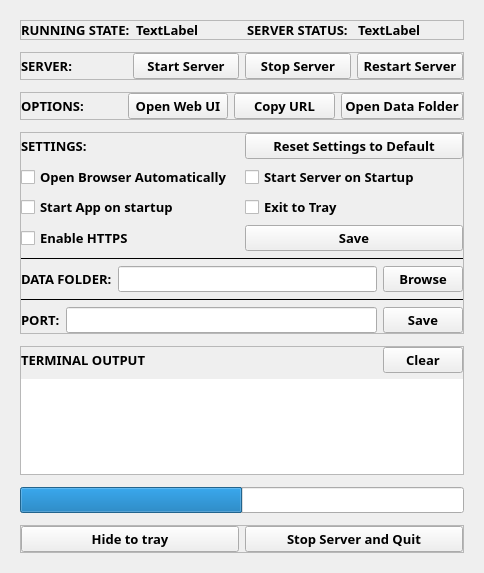
First picture: the form in backend/app/desktop/ui/main_window.ui, repository ShadowAmitendu/wherezy, before the edit.
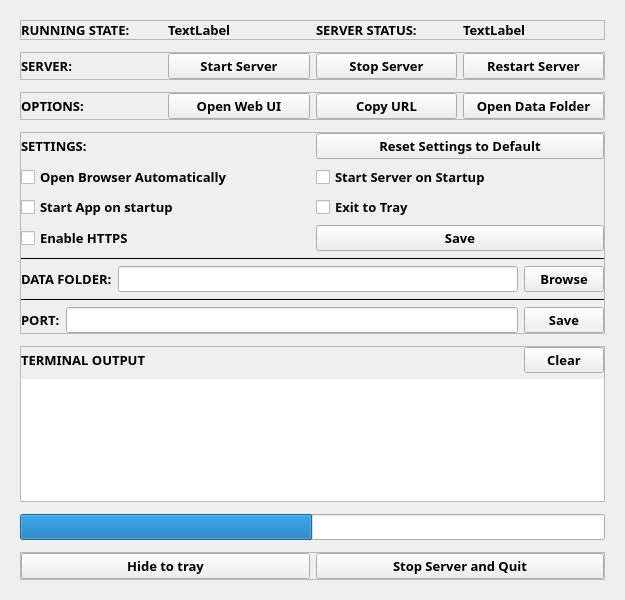
Second picture: the form after the edit.

Commit message: release: v2.3.3 update desktop window dimensions to 625x600

```diff
--- a/backend/app/desktop/ui/main_window.ui
+++ b/backend/app/desktop/ui/main_window.ui
@@ -6,8 +6,8 @@
    <rect>
     <x>0</x>
     <y>0</y>
-    <width>484</width>
-    <height>573</height>
+    <width>625</width>
+    <height>600</height>
    </rect>
   </property>
   <property name="windowTitle">
```
The commit also changes 5 other files.
